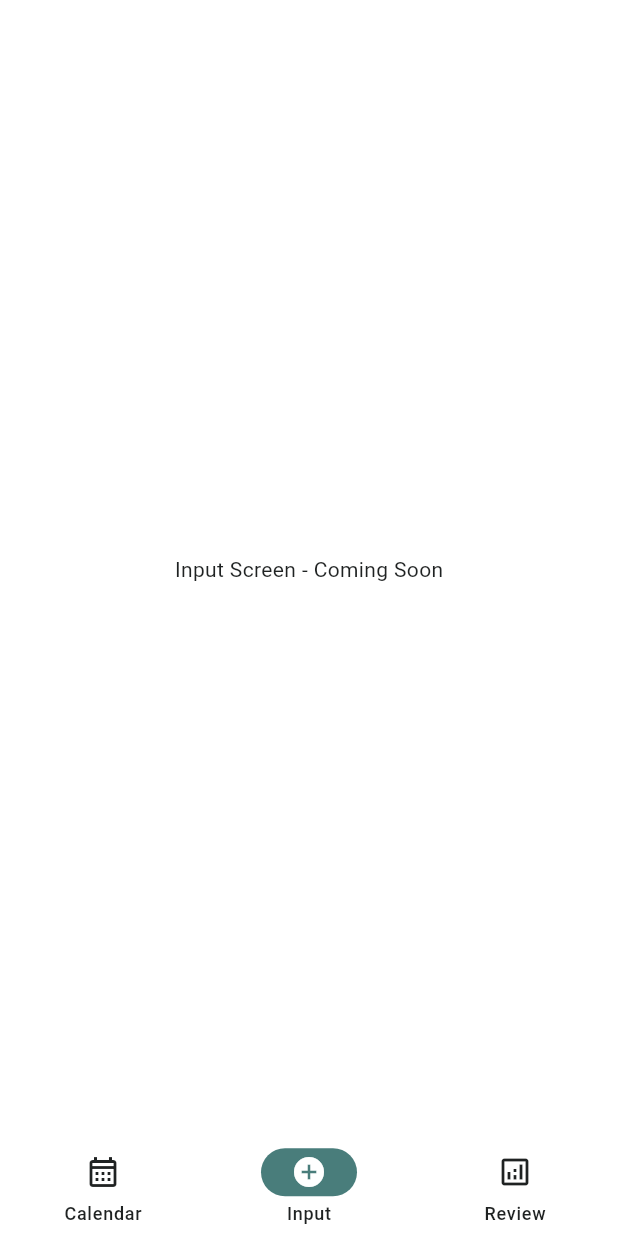
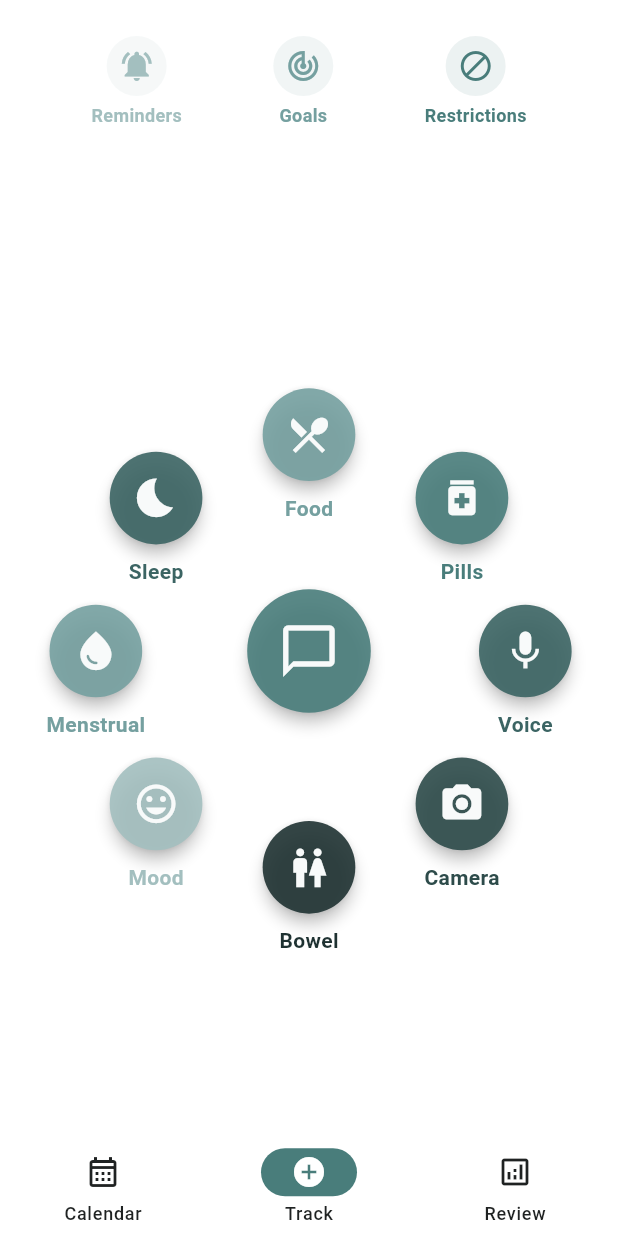
Before and after one commit to kylevon/ai-ventures-hackathon-2025, a Flutter app: the screen it shows after launch, item 5 of the bottom bar chosen, on a phone screen of 412 x 824 dp. Run offline on Flutter 3.47's test engine with Material 3 defaults, Android fonts, the phone set to English and light mode, and no system bars; our stand-ins replace flutter_riverpod, go_router, table_calendar.

Commit message:
feat: Added input page

```diff
--- /dev/null
+++ b/lib/features/input/domain/models/input_option.dart
@@ -0,0 +1,15 @@
+import 'package:flutter/material.dart';
+
+class InputOption {
+  final IconData icon;
+  final String label;
+  final Color color;
+  final bool isCenter;
+
+  const InputOption({
+    required this.icon,
+    required this.label,
+    required this.color,
+    this.isCenter = false,
+  });
+}
--- a/lib/features/input/presentation/pages/input_page.dart
+++ b/lib/features/input/presentation/pages/input_page.dart
@@ -1,42 +1,21 @@
 import 'package:flutter/material.dart';
-import 'package:michro_flutter/core/theme/app_theme.dart';
+import '../widgets/management_buttons/management_buttons_row.dart';
+import '../widgets/circular_menu/circular_menu.dart';
 
 class InputPage extends StatelessWidget {
   const InputPage({super.key});
 
   @override
-  Widget build(BuildContext context) {
-    return CustomScrollView(
+  Widget build(BuildContext context) => _buildPage();
+
+  Widget _buildPage() {
+    return const CustomScrollView(
       slivers: [
-        const SliverAppBar(
-          title: Text('Input Data'),
-          floating: true,
+        SliverToBoxAdapter(
+          child: ManagementButtonsRow(),
         ),
         SliverFillRemaining(
-          child: Center(
-            child: Column(
-              mainAxisAlignment: MainAxisAlignment.center,
-              children: [
-                Icon(
-                  Icons.add_circle_outline,
-                  size: 64,
-                  color: AppTheme.primary[500],
-                ),
-                const SizedBox(height: 16),
-                const Text(
-                  'Input Data',
-                  style: TextStyle(fontSize: 24),
-                ),
-                const SizedBox(height: 8),
-                Text(
-                  'Coming soon...',
-                  style: TextStyle(
-                    color: Colors.grey[600],
-                  ),
-                ),
-              ],
-            ),
-          ),
+          child: CircularMenu(),
         ),
       ],
     );
--- a/lib/features/input/presentation/screens/input_screen.dart
+++ b/lib/features/input/presentation/screens/input_screen.dart
@@ -1,12 +1,11 @@
 import 'package:flutter/material.dart';
+import '../pages/input_page.dart';
 
 class InputScreen extends StatelessWidget {
   const InputScreen({super.key});
 
   @override
   Widget build(BuildContext context) {
-    return const Center(
-      child: Text('Input Screen - Coming Soon'),
-    );
+    return const InputPage();
   }
 }
--- /dev/null
+++ b/lib/features/input/presentation/widgets/circular_menu/circular_menu.dart
@@ -0,0 +1,27 @@
+import 'package:flutter/material.dart';
+import '../../../domain/models/input_option.dart';
+import 'circular_menu_layout.dart';
+import 'circular_menu_options.dart';
+
+class CircularMenu extends StatelessWidget {
+  const CircularMenu({super.key});
+
+  @override
+  Widget build(BuildContext context) => _buildMenu();
+
+  Widget _buildMenu() {
+    return CircularMenuLayout(
+      options: CircularMenuOptions.getOptions(),
+      onOptionTap: _handleOptionTap,
+    );
+  }
+
+  void _handleOptionTap(BuildContext context, InputOption option) {
+    ScaffoldMessenger.of(context).showSnackBar(
+      SnackBar(
+        content: Text('${option.label} input selected'),
+        duration: const Duration(seconds: 1),
+      ),
+    );
+  }
+}
--- /dev/null
+++ b/lib/features/input/presentation/widgets/circular_menu/circular_menu_button.dart
@@ -0,0 +1,70 @@
+import 'package:flutter/material.dart';
+import 'package:michro_flutter/core/theme/app_theme.dart';
+import '../../../domain/models/input_option.dart';
+
+class CircularMenuButton extends StatelessWidget {
+  final InputOption option;
+  final double size;
+  final VoidCallback onTap;
+
+  const CircularMenuButton({
+    super.key,
+    required this.option,
+    required this.size,
+    required this.onTap,
+  });
+
+  @override
+  Widget build(BuildContext context) => _buildButton();
+
+  Widget _buildButton() {
+    return Column(
+      mainAxisSize: MainAxisSize.min,
+      children: [
+        _buildCircularButton(),
+        if (!option.isCenter) ...[
+          const SizedBox(height: 8),
+          _buildLabel(),
+        ],
+      ],
+    );
+  }
+
+  Widget _buildCircularButton() {
+    return Material(
+      elevation: 4,
+      color: option.color.withOpacity(0.9),
+      shape: const CircleBorder(),
+      child: InkWell(
+        onTap: onTap,
+        customBorder: const CircleBorder(),
+        child: _buildButtonContent(),
+      ),
+    );
+  }
+
+  Widget _buildButtonContent() {
+    return Container(
+      width: size,
+      height: size,
+      decoration: const BoxDecoration(
+        shape: BoxShape.circle,
+      ),
+      child: Icon(
+        option.icon,
+        color: AppTheme.gray[100],
+        size: size * 0.5,
+      ),
+    );
+  }
+
+  Widget _buildLabel() {
+    return Text(
+      option.label,
+      style: TextStyle(
+        color: option.color,
+        fontWeight: FontWeight.bold,
+      ),
+    );
+  }
+}
--- /dev/null
+++ b/lib/features/input/presentation/widgets/circular_menu/circular_menu_layout.dart
@@ -0,0 +1,129 @@
+import 'package:flutter/material.dart';
+import 'dart:math' as math;
+import '../../../domain/models/input_option.dart';
+import 'circular_menu_button.dart';
+
+class CircularMenuLayout extends StatelessWidget {
+  final List<InputOption> options;
+  final Function(BuildContext, InputOption) onOptionTap;
+
+  const CircularMenuLayout({
+    super.key,
+    required this.options,
+    required this.onOptionTap,
+  });
+
+  @override
+  Widget build(BuildContext context) => _buildLayout();
+
+  Widget _buildLayout() {
+    return LayoutBuilder(
+      builder: (context, constraints) {
+        final dimensions = _calculateDimensions(constraints);
+        return Stack(
+          children: [
+            _buildCenterButton(context, dimensions),
+            ..._buildSurroundingButtons(context, dimensions),
+          ],
+        );
+      },
+    );
+  }
+
+  Widget _buildCenterButton(BuildContext context, _MenuDimensions dimensions) {
+    final centerOption = options.firstWhere((option) => option.isCenter);
+    return Positioned.fill(
+      child: Center(
+        child: CircularMenuButton(
+          option: centerOption,
+          size: dimensions.centerButtonSize,
+          onTap: () => onOptionTap(context, centerOption),
+        ),
+      ),
+    );
+  }
+
+  List<Widget> _buildSurroundingButtons(
+    BuildContext context,
+    _MenuDimensions dimensions,
+  ) {
+    final otherOptions = options.where((option) => !option.isCenter).toList();
+    return List.generate(otherOptions.length, (index) {
+      final position = _calculateButtonPosition(
+        index,
+        otherOptions.length,
+        dimensions,
+      );
+      final option = otherOptions[index];
+
+      return Positioned(
+        left: position.left,
+        top: position.top,
+        child: CircularMenuButton(
+          option: option,
+          size: dimensions.surroundingButtonSize,
+          onTap: () => onOptionTap(context, option),
+        ),
+      );
+    });
+  }
+
+  _MenuDimensions _calculateDimensions(BoxConstraints constraints) {
+    final smallerDimension = math.min(
+      constraints.maxWidth,
+      constraints.maxHeight,
+    );
+    return _MenuDimensions(
+      radius: smallerDimension * 0.35,
+      centerButtonSize: smallerDimension * 0.2,
+      surroundingButtonSize: smallerDimension * 0.15,
+      containerWidth: constraints.maxWidth,
+      containerHeight: constraints.maxHeight,
+    );
+  }
+
+  _ButtonPosition _calculateButtonPosition(
+    int index,
+    int totalButtons,
+    _MenuDimensions dimensions,
+  ) {
+    final angle = (2 * math.pi * index) / totalButtons;
+    final x = dimensions.radius * math.cos(angle - math.pi / 2);
+    final y = dimensions.radius * math.sin(angle - math.pi / 2);
+
+    return _ButtonPosition(
+      left: dimensions.containerWidth / 2 +
+          x -
+          dimensions.surroundingButtonSize / 2,
+      top: dimensions.containerHeight / 2 +
+          y -
+          dimensions.surroundingButtonSize / 2,
+    );
+  }
+}
+
+class _MenuDimensions {
+  final double radius;
+  final double centerButtonSize;
+  final double surroundingButtonSize;
+  final double containerWidth;
+  final double containerHeight;
+
+  const _MenuDimensions({
+    required this.radius,
+    required this.centerButtonSize,
+    required this.surroundingButtonSize,
+    required this.containerWidth,
+    required this.containerHeight,
+  });
+}
+
+class _ButtonPosition {
+  final double left;
+  final double top;
+
+  const _ButtonPosition({
+    required this.left,
+    required this.top,
+  });
+}
--- /dev/null
+++ b/lib/features/input/presentation/widgets/circular_menu/circular_menu_options.dart
@@ -0,0 +1,74 @@
+import 'package:flutter/material.dart';
+import 'package:michro_flutter/core/theme/app_theme.dart';
+import '../../../domain/models/input_option.dart';
+
+class CircularMenuOptions {
+  static List<InputOption> getOptions() {
+    return [
+      _createCenterOption(),
+      ..._createSurroundingOptions(),
+    ];
+  }
+
+  static InputOption _createCenterOption() {
+    return InputOption(
+      icon: Icons.chat_bubble_outline,
+      label: 'Chat',
+      color: AppTheme.primary[500]!,
+      isCenter: true,
+    );
+  }
+
+  static List<InputOption> _createSurroundingOptions() {
+    return [
+      _createOption(
+        Icons.restaurant_menu,
+        'Food',
+        AppTheme.primary[400]!,
+      ),
+      _createOption(
+        Icons.medication,
+        'Pills',
+        AppTheme.primary[500]!,
+      ),
+      _createOption(
+        Icons.mic,
+        'Voice',
+        AppTheme.primary[600]!,
+      ),
+      _createOption(
+        Icons.camera_alt,
+        'Camera',
+        AppTheme.primary[700]!,
+      ),
+      _createOption(
+        Icons.wc,
+        'Bowel',
+        AppTheme.primary[800]!,
+      ),
+      _createOption(
+        Icons.mood,
+        'Mood',
+        AppTheme.primary[300]!,
+      ),
+      _createOption(
+        Icons.water_drop,
+        'Menstrual',
+        AppTheme.primary[400]!,
+      ),
+      _createOption(
+        Icons.bedtime,
+        'Sleep',
+        AppTheme.primary[600]!,
+      ),
+    ];
+  }
+
+  static InputOption _createOption(IconData icon, String label, Color color) {
+    return InputOption(
+      icon: icon,
+      label: label,
+      color: color,
+    );
+  }
+}
--- /dev/null
+++ b/lib/features/input/presentation/widgets/management_buttons/management_button.dart
@@ -0,0 +1,70 @@
+import 'package:flutter/material.dart';
+
+class ManagementButton extends StatelessWidget {
+  final IconData icon;
+  final String label;
+  final Color color;
+  final VoidCallback onTap;
+
+  const ManagementButton({
+    super.key,
+    required this.icon,
+    required this.label,
+    required this.color,
+    required this.onTap,
+  });
+
+  @override
+  Widget build(BuildContext context) => _buildButton();
+
+  Widget _buildButton() {
+    return Material(
+      color: Colors.transparent,
+      child: InkWell(
+        onTap: onTap,
+        borderRadius: BorderRadius.circular(8),
+        child: _buildButtonContent(),
+      ),
+    );
+  }
+
+  Widget _buildButtonContent() {
+    return Container(
+      padding: const EdgeInsets.symmetric(horizontal: 16, vertical: 8),
+      child: Column(
+        mainAxisSize: MainAxisSize.min,
+        children: [
+          _buildIconContainer(),
+          const SizedBox(height: 4),
+          _buildLabel(),
+        ],
+      ),
+    );
+  }
+
+  Widget _buildIconContainer() {
+    return Container(
+      padding: const EdgeInsets.all(8),
+      decoration: BoxDecoration(
+        color: color.withOpacity(0.1),
+        shape: BoxShape.circle,
+      ),
+      child: Icon(
+        icon,
+        color: color,
+        size: 24,
+      ),
+    );
+  }
+
+  Widget _buildLabel() {
+    return Text(
+      label,
+      style: TextStyle(
+        color: color,
+        fontWeight: FontWeight.bold,
+        fontSize: 12,
+      ),
+    );
+  }
+}
--- /dev/null
+++ b/lib/features/input/presentation/widgets/management_buttons/management_buttons_row.dart
@@ -0,0 +1,60 @@
+import 'package:flutter/material.dart';
+import 'package:michro_flutter/core/theme/app_theme.dart';
+import 'management_button.dart';
+
+class ManagementButtonsRow extends StatelessWidget {
+  const ManagementButtonsRow({super.key});
+
+  @override
+  Widget build(BuildContext context) => _buildButtonsRow(context);
+
+  Widget _buildButtonsRow(BuildContext context) {
+    return Padding(
+      padding: const EdgeInsets.all(16.0),
+      child: Row(
+        mainAxisAlignment: MainAxisAlignment.spaceEvenly,
+        children: [
+          _buildRemindersButton(context),
+          _buildGoalsButton(context),
+          _buildRestrictionsButton(context),
+        ],
+      ),
+    );
+  }
+
+  Widget _buildRemindersButton(BuildContext context) {
+    return ManagementButton(
+      icon: Icons.notifications_active,
+      label: 'Reminders',
+      color: AppTheme.primary[300]!,
+      onTap: () => _showComingSoonSnackBar(context, 'Reminders'),
+    );
+  }
+
+  Widget _buildGoalsButton(BuildContext context) {
+    return ManagementButton(
+      icon: Icons.track_changes,
+      label: 'Goals',
+      color: AppTheme.primary[400]!,
+      onTap: () => _showComingSoonSnackBar(context, 'Goals'),
+    );
+  }
+
+  Widget _buildRestrictionsButton(BuildContext context) {
+    return ManagementButton(
+      icon: Icons.block,
+      label: 'Restrictions',
+      color: AppTheme.primary[500]!,
+      onTap: () => _showComingSoonSnackBar(context, 'Restrictions'),
+    );
+  }
+
+  void _showComingSoonSnackBar(BuildContext context, String feature) {
+    ScaffoldMessenger.of(context).showSnackBar(
+      SnackBar(
+        content: Text('$feature management coming soon'),
+        duration: const Duration(seconds: 1),
+      ),
+    );
+  }
+}
--- a/lib/features/navigation/presentation/widgets/bottom_nav_bar.dart
+++ b/lib/features/navigation/presentation/widgets/bottom_nav_bar.dart
@@ -34,7 +34,7 @@ class BottomNavBar extends StatelessWidget {
       _buildDestination(
         icon: Icons.add_circle_outline,
         selectedIcon: Icons.add_circle,
-        label: 'Input',
+        label: 'Track',
       ),
       _buildDestination(
         icon: Icons.analytics_outlined,
```
